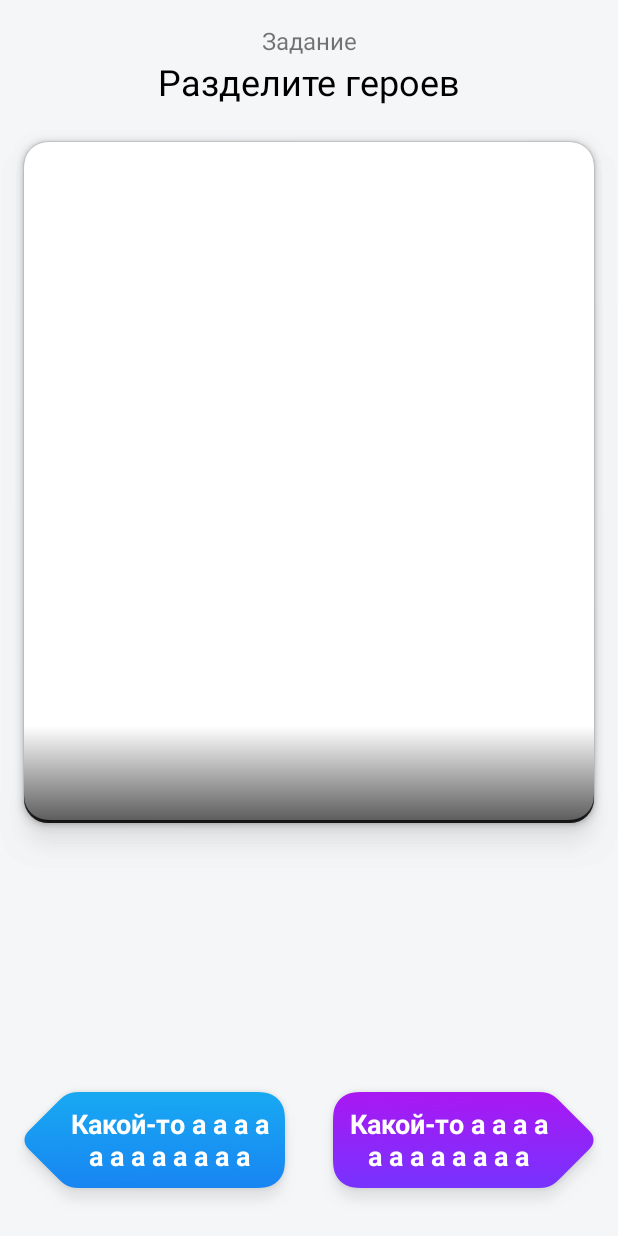
After one commit to ReeMiXeR/Slices, an Android app: the layout layout_game_content.xml on its own in the app's theme, with its tools: preview values and no code run, on a phone screen of 412 x 824 dp. The commit adds this screen. Run offline under Robolectric (Android 15) with nearby library versions, the phone set to English and light mode, and no system bars.

Commit message:
button clicks and animations

```diff
--- a/app/src/main/java/vs/game/slices/view/behavior/ButtonBehavior.kt
+++ b/app/src/main/java/vs/game/slices/view/behavior/ButtonBehavior.kt
@@ -3,8 +3,10 @@ package vs.game.slices.view.behavior
 import android.content.Context
 import android.graphics.Rect
 import android.util.AttributeSet
+import android.view.MotionEvent
 import android.view.View
 import android.view.ViewGroup
+import android.widget.Toast
 import androidx.coordinatorlayout.widget.CoordinatorLayout
 import vs.game.slices.R
 import vs.game.slices.view.deviceWidth
--- /dev/null
+++ b/app/src/main/res/layout/layout_game_content.xml
@@ -0,0 +1,111 @@
+<?xml version="1.0" encoding="utf-8"?>
+<androidx.coordinatorlayout.widget.CoordinatorLayout
+    android:id="@+id/game_content"
+    android:layout_width="match_parent"
+    android:layout_height="match_parent"
+    android:clipChildren="false"
+    android:clipToPadding="false"
+    tools:context=".view.activity.GameActivity"
+    xmlns:app="http://schemas.android.com/apk/res-auto"
+    xmlns:android="http://schemas.android.com/apk/res/android"
+    xmlns:tools="http://schemas.android.com/tools">
+
+    <androidx.appcompat.widget.AppCompatTextView
+        android:id="@+id/game_title"
+        android:layout_width="match_parent"
+        android:layout_height="wrap_content"
+        android:layout_marginTop="16dp"
+        android:gravity="center"
+        android:text="@string/game_title"
+        android:textSize="16sp" />
+
+    <androidx.appcompat.widget.AppCompatTextView
+        android:id="@+id/game_title_description"
+        android:layout_width="match_parent"
+        android:layout_height="wrap_content"
+        android:layout_gravity="bottom"
+        android:layout_marginTop="8dp"
+        android:ellipsize="end"
+        android:gravity="center"
+        android:maxLines="2"
+        android:paddingStart="16dp"
+        android:paddingEnd="16dp"
+        android:paddingBottom="8dp"
+        android:textColor="@color/black"
+        android:textSize="24sp"
+        app:layout_anchor="@id/game_title"
+        app:layout_anchorGravity="bottom"
+        tools:text="Разделите героев" />
+
+    <androidx.appcompat.widget.AppCompatTextView
+        android:id="@+id/game_button_left"
+        android:layout_width="wrap_content"
+        android:layout_height="wrap_content"
+        android:layout_gravity="bottom"
+        android:layout_marginStart="10dp"
+        android:layout_marginBottom="16dp"
+        android:background="@drawable/bg_answer_left"
+        android:clickable="true"
+        android:ellipsize="end"
+        android:focusable="true"
+        android:gravity="center"
+        android:maxLines="3"
+        android:paddingStart="34dp"
+        android:paddingTop="16dp"
+        android:paddingEnd="24dp"
+        android:paddingBottom="16dp"
+        android:textColor="@color/white"
+        android:textSize="18sp"
+        android:textStyle="bold"
+        app:layout_anchorGravity="bottom|start"
+        app:layout_behavior=".view.behavior.ButtonBehavior"
+        tools:text="Какой-то а а а а а а а а а а а а" />
+
+    <androidx.appcompat.widget.AppCompatTextView
+        android:id="@+id/game_button_right"
+        android:layout_width="wrap_content"
+        android:layout_height="wrap_content"
+        android:layout_gravity="bottom|end"
+        android:layout_marginEnd="10dp"
+        android:layout_marginBottom="16dp"
+        android:layout_weight="1"
+        android:background="@drawable/bg_answer_right"
+        android:clickable="true"
+        android:ellipsize="end"
+        android:focusable="true"
+        android:gravity="center"
+        android:maxLines="3"
+        android:paddingStart="24dp"
+        android:paddingTop="16dp"
+        android:paddingEnd="34dp"
+        android:paddingBottom="16dp"
+        android:textColor="@color/white"
+        android:textSize="18sp"
+        android:textStyle="bold"
+        app:layout_behavior=".view.behavior.ButtonBehavior"
+        tools:text="Какой-то а а а а а а а а а а а а" />
+
+    <vs.game.slices.view.view.SliceView
+        android:id="@+id/game_slice_card_second"
+        android:layout_width="match_parent"
+        android:layout_height="500dp"
+        android:layout_gravity="bottom"
+        android:background="@drawable/bg_card_elevation16"
+        android:elevation="2dp"
+        android:padding="16dp"
+        app:layout_anchor="@id/game_title_description"
+        app:layout_anchorGravity="bottom"
+        app:layout_behavior=".view.behavior.SwipeBehavior" />
+
+    <vs.game.slices.view.view.SliceView
+        android:id="@+id/game_slice_card_first"
+        android:layout_width="match_parent"
+        android:layout_height="500dp"
+        android:layout_gravity="bottom"
+        android:background="@drawable/bg_card_elevation16"
+        android:elevation="4dp"
+        android:padding="16dp"
+        app:layout_anchor="@id/game_title_description"
+        app:layout_anchorGravity="bottom"
+        app:layout_behavior=".view.behavior.SwipeBehavior" />
+</androidx.coordinatorlayout.widget.CoordinatorLayout>
```
Also changed, not shown: app/src/main/java/vs/game/slices/view/activity/GameActivity.kt (+6 -4 lines), app/src/main/java/vs/game/slices/view/behavior/SwipeBehavior.kt (+16 -4 lines), app/src/main/res/layout/activity_game.xml (+6 -134 lines), app/src/main/res/layout/layout_loading.xml (added, +15 -0 lines), app/src/main/res/layout/layout_stub.xml (added, +13 -0 lines).
